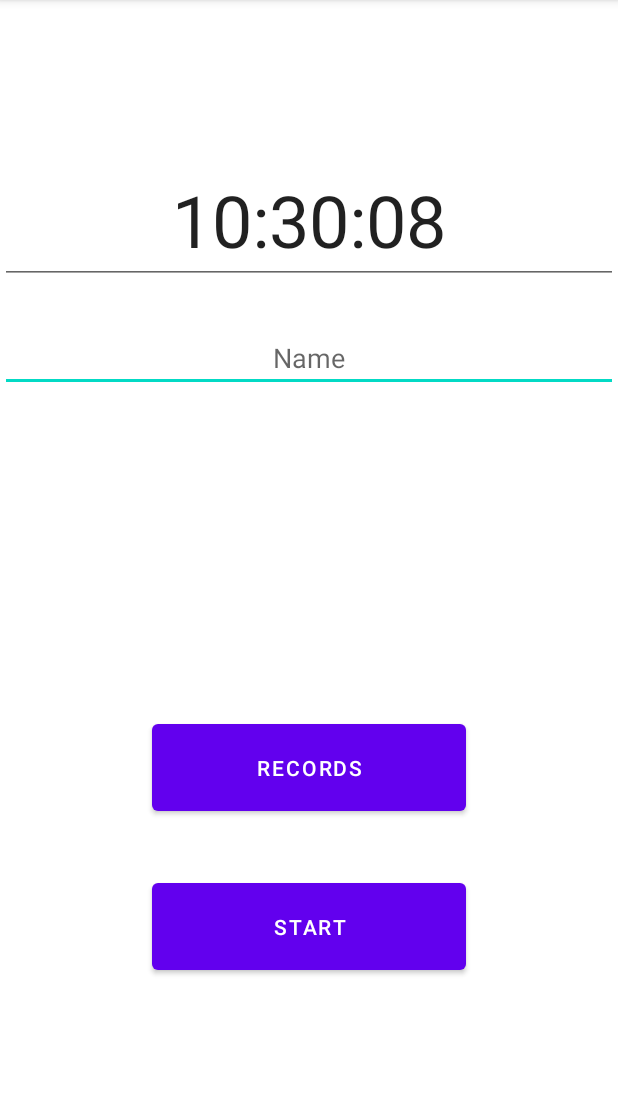
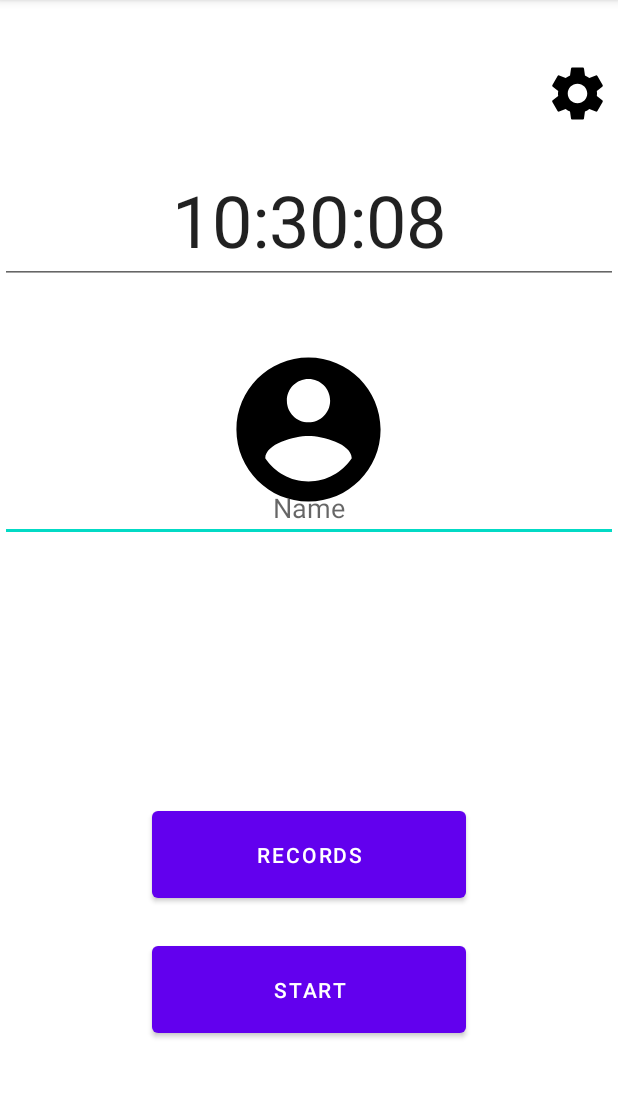
Before and after one commit to AlarmWalker/Mobile_fitness_app, an Android app: the screen it shows after launch (MainActivity), on a phone screen of 412 x 824 dp, the part 84-1182 px from its top. Run offline under Robolectric (Android 15) with nearby library versions, the phone set to English and light mode, and no system bars.

Commit message:
started working on settings

```diff
--- a/app/src/main/java/ca/unb/mobiledev/superduperfitnessapp/MainActivity.kt
+++ b/app/src/main/java/ca/unb/mobiledev/superduperfitnessapp/MainActivity.kt
@@ -8,13 +8,15 @@ import android.os.Handler
 import android.os.Looper
 import android.util.Log
 import android.widget.Button
+import android.widget.ImageView
 import android.widget.TextView
 import androidx.appcompat.app.AppCompatActivity
 import java.text.SimpleDateFormat
 import java.util.*
 
 
-class MainActivity : AppCompatActivity() {
+class
+MainActivity : AppCompatActivity() {
 
     private var mHandler: Handler = Handler(Looper.getMainLooper())
     private lateinit var mClock : TextView
@@ -36,6 +38,17 @@ class MainActivity : AppCompatActivity() {
                 startActivity(intent)
             } catch (ex: ActivityNotFoundException) {
                 Log.e(TAG, "Unable to load activity", ex)
+            }
+        }
+
+        val settingIcon = findViewById<ImageView>(R.id.setting_icon)
+
+        settingIcon.setOnClickListener {
+            val intent = Intent(this@MainActivity, SettingActivity::class.java)
+            try {
+                startActivity(intent)
+            } catch (ex: ActivityNotFoundException) {
+                Log.e(TAG, "Unable to load setting activity", ex)
             }
         }
     }
--- /dev/null
+++ b/app/src/main/java/ca/unb/mobiledev/superduperfitnessapp/SettingActivity.kt
@@ -0,0 +1,4 @@
+package ca.unb.mobiledev.superduperfitnessapp
+
+class SettingActivity {
+}
--- /dev/null
+++ b/app/src/main/res/drawable/ic_baseline_account_circle_24.xml
@@ -0,0 +1,5 @@
+<vector android:height="24dp" android:tint="#000000"
+    android:viewportHeight="24" android:viewportWidth="24"
+    android:width="24dp" xmlns:android="http://schemas.android.com/apk/res/android">
+    <path android:fillColor="@android:color/white" android:pathData="M12,2C6.48,2 2,6.48 2,12s4.48,10 10,10 10,-4.48 10,-10S17.52,2 12,2zM12,5c1.66,0 3,1.34 3,3s-1.34,3 -3,3 -3,-1.34 -3,-3 1.34,-3 3,-3zM12,19.2c-2.5,0 -4.71,-1.28 -6,-3.22 0.03,-1.99 4,-3.08 6,-3.08 1.99,0 5.97,1.09 6,3.08 -1.29,1.94 -3.5,3.22 -6,3.22z"/>
+</vector>
--- /dev/null
+++ b/app/src/main/res/drawable/ic_baseline_settings_24.xml
@@ -0,0 +1,5 @@
+<vector android:height="24dp" android:tint="#000000"
+    android:viewportHeight="24" android:viewportWidth="24"
+    android:width="24dp" xmlns:android="http://schemas.android.com/apk/res/android">
+    <path android:fillColor="@android:color/white" android:pathData="M19.14,12.94c0.04,-0.3 0.06,-0.61 0.06,-0.94c0,-0.32 -0.02,-0.64 -0.07,-0.94l2.03,-1.58c0.18,-0.14 0.23,-0.41 0.12,-0.61l-1.92,-3.32c-0.12,-0.22 -0.37,-0.29 -0.59,-0.22l-2.39,0.96c-0.5,-0.38 -1.03,-0.7 -1.62,-0.94L14.4,2.81c-0.04,-0.24 -0.24,-0.41 -0.48,-0.41h-3.84c-0.24,0 -0.43,0.17 -0.47,0.41L9.25,5.35C8.66,5.59 8.12,5.92 7.63,6.29L5.24,5.33c-0.22,-0.08 -0.47,0 -0.59,0.22L2.74,8.87C2.62,9.08 2.66,9.34 2.86,9.48l2.03,1.58C4.84,11.36 4.8,11.69 4.8,12s0.02,0.64 0.07,0.94l-2.03,1.58c-0.18,0.14 -0.23,0.41 -0.12,0.61l1.92,3.32c0.12,0.22 0.37,0.29 0.59,0.22l2.39,-0.96c0.5,0.38 1.03,0.7 1.62,0.94l0.36,2.54c0.05,0.24 0.24,0.41 0.48,0.41h3.84c0.24,0 0.44,-0.17 0.47,-0.41l0.36,-2.54c0.59,-0.24 1.13,-0.56 1.62,-0.94l2.39,0.96c0.22,0.08 0.47,0 0.59,-0.22l1.92,-3.32c0.12,-0.22 0.07,-0.47 -0.12,-0.61L19.14,12.94zM12,15.6c-1.98,0 -3.6,-1.62 -3.6,-3.6s1.62,-3.6 3.6,-3.6s3.6,1.62 3.6,3.6S13.98,15.6 12,15.6z"/>
+</vector>
--- a/app/src/main/res/layout/activity_main.xml
+++ b/app/src/main/res/layout/activity_main.xml
@@ -10,7 +10,7 @@
         android:id="@+id/plain_text_input"
         android:layout_width="0dp"
         android:layout_height="wrap_content"
-        android:layout_marginTop="216dp"
+        android:layout_marginTop="316dp"
         android:autofillHints="username"
         android:gravity="center_horizontal"
         android:hint="Name"
@@ -66,4 +66,28 @@
         app:layout_constraintStart_toStartOf="parent"
         app:layout_constraintTop_toBottomOf="@+id/button_id" />
 
+    <ImageView
+        android:id="@+id/setting_icon"
+        android:layout_width="54dp"
+        android:layout_height="43dp"
+        android:layout_marginBottom="684dp"
+        android:src="@drawable/ic_baseline_settings_24"
+        app:layout_constraintBottom_toBottomOf="parent"
+        app:layout_constraintEnd_toEndOf="parent"
+        app:layout_constraintHorizontal_bias="1.0"
+        app:layout_constraintStart_toStartOf="parent" />
+
+    <ImageView
+        android:id="@+id/imageView"
+        android:layout_width="118dp"
+        android:layout_height="115dp"
+        android:layout_marginBottom="424dp"
+        android:src="@drawable/ic_baseline_account_circle_24"
+        app:layout_constraintBottom_toBottomOf="parent"
+        app:layout_constraintEnd_toEndOf="parent"
+        app:layout_constraintHorizontal_bias="0.498"
+        app:layout_constraintStart_toStartOf="parent"
+        tools:ignore="MissingConstraints" />
+
+
 </androidx.constraintlayout.widget.ConstraintLayout>
```
Also changed, not shown: app/src/main/res/layout/setting_activity.xml (added, +115 -0 lines).
